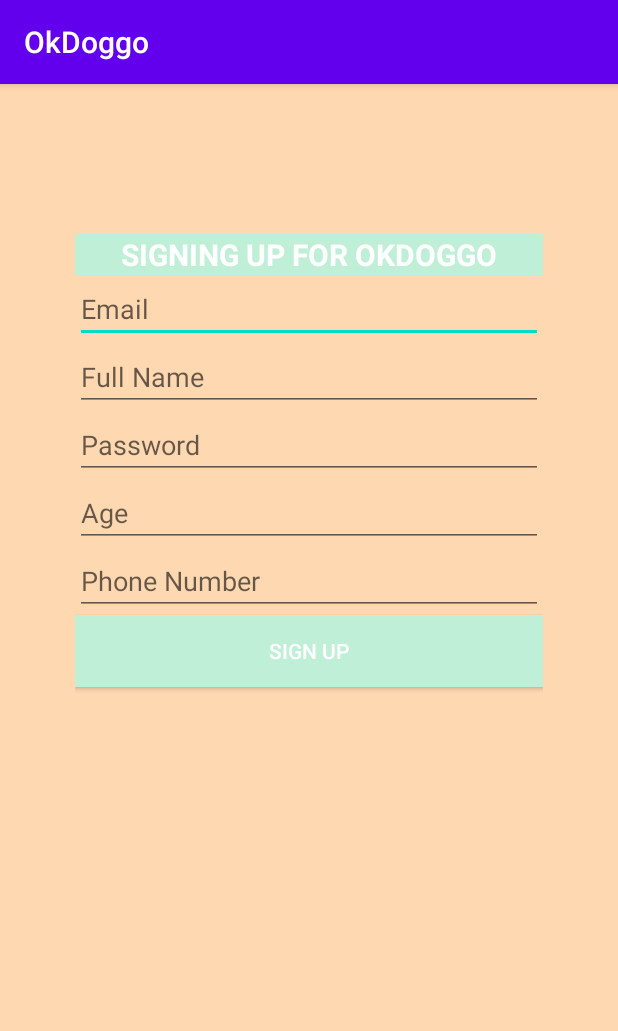
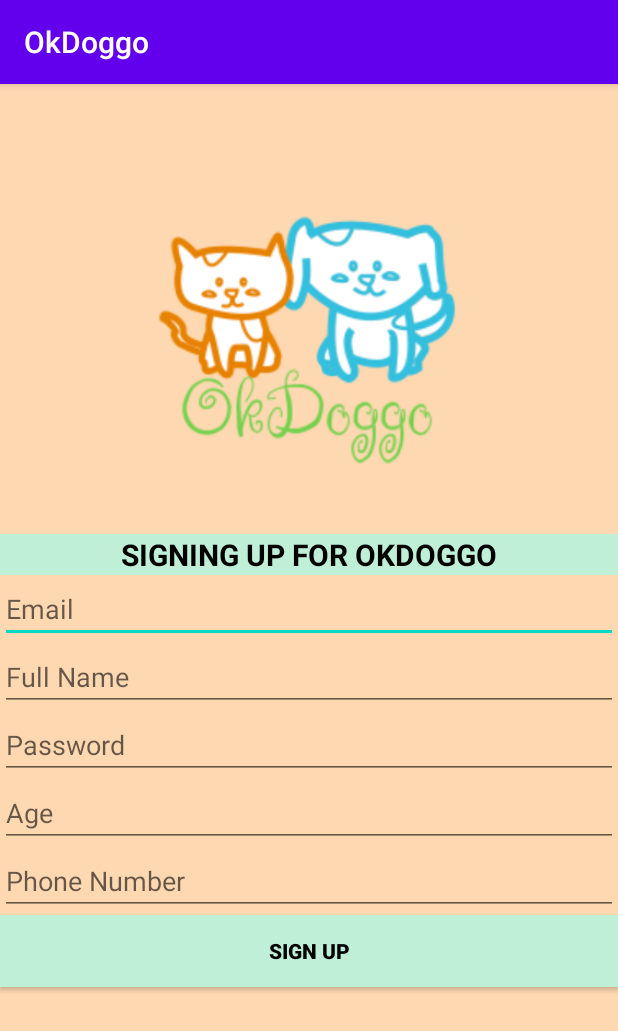
Before and after one commit to colynw/OkDoggo, an Android app: the RegisterActivity screen opened directly, with no data from a screen before it, on a phone screen of 412 x 824 dp. Shown: the top 1031 px of the screen. Run offline under Robolectric (Android 15) with nearby library versions, the phone set to English and light mode, and no system bars; our stand-ins replace Firebase (no records; nobody signed in at launch, a user with empty details on screens opened directly).

```diff
--- a/app/build.gradle
+++ b/app/build.gradle
@@ -37,6 +37,8 @@ dependencies {
     implementation 'com.google.firebase:firebase-storage:16.0.4'
     implementation 'com.google.firebase:firebase-firestore:17.1.2'
     implementation 'com.google.firebase:firebase-core:16.0.1'
+    implementation 'androidx.lifecycle:lifecycle-extensions:2.2.0'
+    implementation 'androidx.preference:preference:1.1.0'
     testImplementation 'junit:junit:4.12'
     androidTestImplementation 'androidx.test.ext:junit:1.1.2'
     androidTestImplementation 'androidx.test.espresso:espresso-core:3.3.0'
--- a/app/src/main/AndroidManifest.xml
+++ b/app/src/main/AndroidManifest.xml
@@ -1,7 +1,8 @@
 <?xml version="1.0" encoding="utf-8"?>
 <manifest xmlns:android="http://schemas.android.com/apk/res/android"
     package="com.example.oktesto2">
-    <uses-permission android:name="android.permission.INTERNET"/>
+
+    <uses-permission android:name="android.permission.INTERNET" />
 
     <application
         android:allowBackup="true"
@@ -10,7 +11,6 @@
         android:roundIcon="@mipmap/ic_launcher_round"
         android:supportsRtl="true"
         android:theme="@style/AppTheme">
-
         <activity android:name=".LoginActivity">
             <intent-filter>
                 <action android:name="android.intent.action.MAIN" />
@@ -19,7 +19,7 @@
             </intent-filter>
         </activity>
         <activity android:name=".MainActivity" />
-        <activity android:name=".RegisterActivity"></activity>
+        <activity android:name=".RegisterActivity" />
     </application>
 
 </manifest>
--- a/app/src/main/res/layout/activity_main.xml
+++ b/app/src/main/res/layout/activity_main.xml
@@ -45,6 +45,7 @@
                 android:text="Brad"
                 android:textColor="@android:color/black"
                 android:textSize="20sp" />
+
         </com.google.android.material.textfield.TextInputLayout>
 
 
--- a/app/src/main/res/layout/activity_register.xml
+++ b/app/src/main/res/layout/activity_register.xml
@@ -6,10 +6,30 @@
     android:layout_height="match_parent"
     android:background="#FED8B1"
     android:orientation="vertical"
-    android:paddingLeft="50dp"
-    android:paddingTop="100dp"
-    android:paddingRight="50dp"
+
     tools:context=".RegisterActivity">
+
+
+
+
+    <RelativeLayout
+        android:layout_width="match_parent"
+        android:layout_height="300dp"
+
+        android:padding="20dp">
+
+        <ImageView
+            android:id="@+id/pic"
+            android:layout_width="280dp"
+            android:layout_height="280dp"
+            android:layout_alignParentTop="true"
+            android:layout_alignParentEnd="true"
+            android:layout_marginTop="41dp"
+            android:layout_marginEnd="47dp"
+            android:src="@drawable/logo" />
+
+    </RelativeLayout>
+
 
     <TextView
         android:id="@+id/textView"
@@ -17,8 +37,10 @@
         android:layout_height="wrap_content"
         android:background="#c0efd8"
         android:gravity="center"
-        android:text= "SIGNING UP FOR OKDOGGO"
-        android:textColor="@android:color/white"
+        android:text="SIGNING UP FOR OKDOGGO"
+        android:textAlignment="center"
+        android:textAllCaps="false"
+        android:textColor="@android:color/black"
         android:textSize="20sp"
         android:textStyle="bold" />
 
@@ -71,14 +93,14 @@
         android:inputType="textPersonName" />
 
 
-
     <Button
         android:id="@+id/Signup"
         android:layout_width="match_parent"
         android:layout_height="wrap_content"
         android:background="#c0efd8"
         android:text="Sign up"
-        android:textColor="@android:color/white" />
+        android:textColor="@android:color/black"
+        android:textStyle="bold" />
 
 
 
--- /dev/null
+++ b/app/src/main/res/values-w820dp/dimens.xml
@@ -0,0 +1,6 @@
+<resources>
+    <!-- Example customization of dimensions originally defined in res/values/dimens.xml
+         (such as screen margins) for screens with more than 820dp of available width. This
+         would include 7" and 10" devices in landscape (~960dp and ~1280dp respectively). -->
+    <dimen name="activity_horizontal_margin">64dp</dimen>
+</resources>
```
Also changed, not shown: app/src/main/java/com/example/oktesto2/MainActivity.java (+41 -21 lines), app/src/main/res/values/arrays.xml (added, +12 -0 lines), app/src/main/res/values/dimens.xml (added, +8 -0 lines), app/src/main/res/values/strings.xml (+19 -0 lines), app/src/main/res/values/styles.xml (+9 -0 lines).
